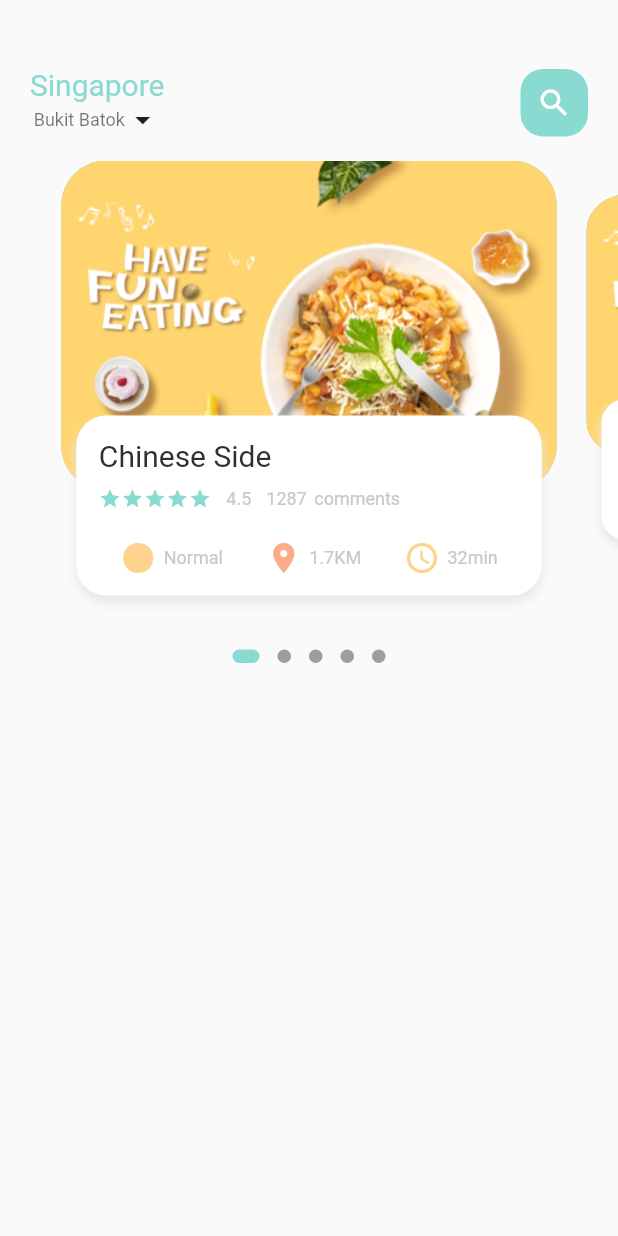
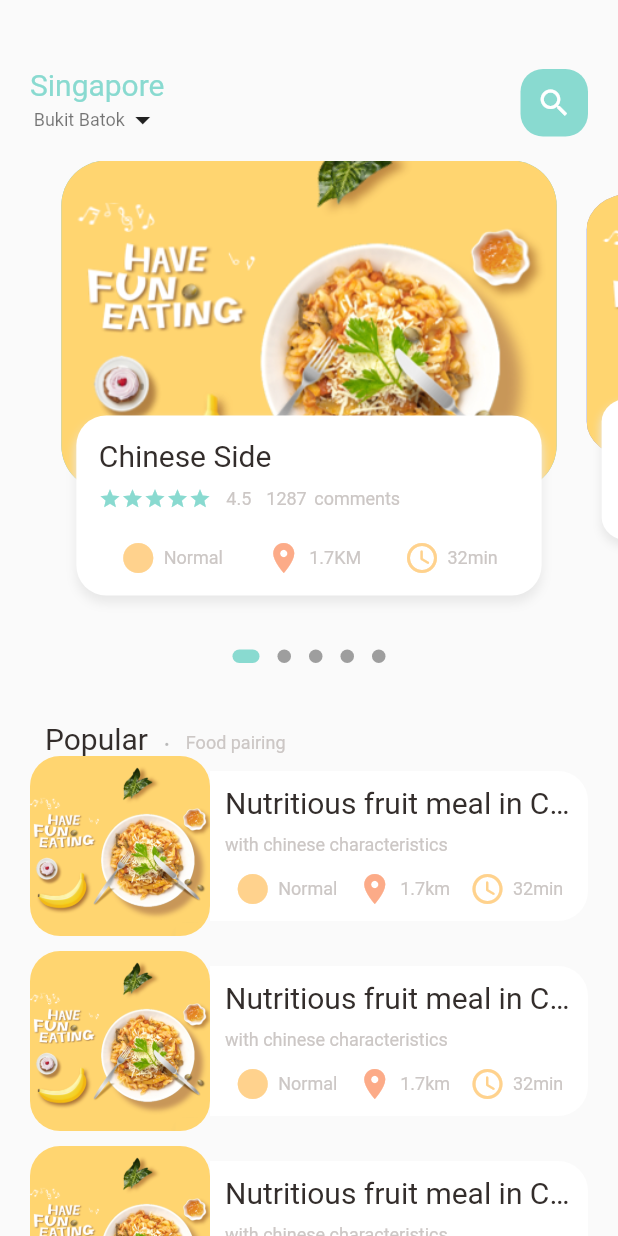
Before and after one commit to Roh00t/foodtastic, a Flutter app: the screen it shows after launch, on a phone screen of 412 x 824 dp. Run offline on Flutter 3.47's test engine with Material 2 defaults, Android fonts, the phone set to English and light mode, and no system bars; drawn by our look-alikes of dots_indicator.

Commit message:
popular food UI done

```diff
--- a/lib/main.dart
+++ b/lib/main.dart
@@ -1,5 +1,5 @@
 import 'package:flutter/material.dart';
-import 'package:foodtastic/home/main_food_page.dart';
+import 'package:foodtastic/pages/home/main_food_page.dart';
 
 void main() {
   runApp(const MyApp());
--- /dev/null
+++ b/lib/pages/food/popular_food_detail.dart
@@ -0,0 +1,40 @@
+import 'package:flutter/material.dart';
+
+class PopularFoodDetails extends StatelessWidget {
+  const PopularFoodDetails({Key key}) : super(key: key);
+
+  @override
+  Widget build(BuildContext context) {
+    return Scaffold(
+      body: Stack(
+        children: [
+          //Image
+          Positioned(
+            left: 0,
+            right: 0,
+            child: Container(
+              width: double.maxFinite,
+              height: 350,
+              decoration: BoxDecoration(
+                image: DecorationImage(
+                  fit: BoxFit.cover,
+                  image: AssetImage('assets/image/food0.png'),
+                ),
+              ),
+            ),
+          ),
+          //For Icons
+          Positioned(
+            left: 20,
+            right: 20,
+            child: Row(
+              children: [
+                //Icons
+              ],
+            ),
+          ),
+        ],
+      ),
+    );
+  }
+}
--- a/lib/home/food_page_body.dart
+++ b/lib/pages/home/food_page_body.dart
@@ -55,12 +55,119 @@ class _FoodPageBodyState extends State<FoodPageBody> {
           decorator: DotsDecorator(
             size: const Size.square(9.0),
             activeColor: AppColors.mainColor,
-
             activeSize: const Size(18.0, 9.0),
             activeShape: RoundedRectangleBorder(
                 borderRadius: BorderRadius.circular(5.0)),
           ),
         ),
+        //Popular text
+        SizedBox(
+          height: 30,
+        ),
+        Container(
+          margin: EdgeInsets.only(left: 30),
+          child: Row(
+            crossAxisAlignment: CrossAxisAlignment.end,
+            children: [
+              BigText(text: 'Popular'),
+              SizedBox(
+                width: 10,
+              ),
+              //Put a Dot
+              Container(
+                margin: const EdgeInsets.only(bottom: 3),
+                child: BigText(
+                  text: '.',
+                  color: Colors.black26,
+                ),
+              ),
+              SizedBox(
+                width: 10,
+              ),
+              //Small text
+              Container(
+                margin: const EdgeInsets.only(bottom: 2),
+                child: SmallText(text: 'Food pairing'),
+              ),
+            ],
+          ),
+        ),
+        ListView.builder(
+            shrinkWrap: true,
+            physics: NeverScrollableScrollPhysics(),
+            itemCount: 10,
+            itemBuilder: (context, index) {
+              return Container(
+                margin: EdgeInsets.only(left: 20, right: 20, bottom: 10),
+                child: Row(
+                  children: [
+                    //Image container
+                    Container(
+                      width: 120,
+                      height: 120,
+                      decoration: BoxDecoration(
+                        borderRadius: BorderRadius.circular(20),
+                        color: Colors.white38,
+                        image: DecorationImage(
+                          fit: BoxFit.cover,
+                          image: AssetImage('assets/image/food0.png'),
+                        ),
+                      ),
+                    ),
+                    //Text container
+                    Expanded(
+                      child: Container(
+                        height: 100,
+                        decoration: BoxDecoration(
+                          borderRadius: BorderRadius.only(
+                            topRight: Radius.circular(20),
+                            bottomRight: Radius.circular(20),
+                          ),
+                          color: Colors.white,
+                        ),
+                        child: Padding(
+                          padding: EdgeInsets.only(left: 10,right: 10),
+                          child: Column(
+                            crossAxisAlignment: CrossAxisAlignment.start,
+                            mainAxisAlignment: MainAxisAlignment.center,
+                            children: [
+                              BigText(text: 'Nutritious fruit meal in China'),
+                              SizedBox(height: 10,),
+                              SmallText(text: 'with chinese characteristics'),
+                              SizedBox(
+                      height: 10,
+                    ),
+                    Row(
+                      mainAxisAlignment: MainAxisAlignment.spaceAround,
+                      children: [
+                        IconAndTextWidget(
+                          icon: Icons.circle,
+                          text: 'Normal',
+                          iconColour: AppColors.iconColor1,
+                        ),
+                        IconAndTextWidget(
+                          icon: Icons.location_on,
+                          text: '1.7km',
+                          iconColour: AppColors.iconColor2,
+                        ),
+                        IconAndTextWidget(
+                          icon: Icons.access_time_rounded,
+                          text: '32min',
+                          iconColour: AppColors.iconColor1,
+                        ),
+                      ],
+                    ),
+                            ],
+                          ),
+                        ),
+                      ),
+                    ),
+                  ],
+                ),
+              );
+            },
+          ),
+
       ],
     );
   }
--- a/lib/home/main_food_page.dart
+++ b/lib/pages/home/main_food_page.dart
@@ -1,5 +1,5 @@
 import 'package:flutter/material.dart';
-import 'package:foodtastic/home/food_page_body.dart';
+import 'package:foodtastic/pages/home/food_page_body.dart';
 import 'package:foodtastic/utils/colors.dart';
 import 'package:foodtastic/widgets/big_text.dart';
 import 'package:foodtastic/widgets/small_text.dart';
@@ -28,10 +28,16 @@ class _MainFoodPageState extends State<MainFoodPage> {
                 children: [
                   Column(
                     children: [
-                      BigText(text: 'Singapore',color: AppColors.mainColor,),
+                      BigText(
+                        text: 'Singapore',
+                        color: AppColors.mainColor,
+                      ),
                       Row(
                         children: [
-                          SmallText(text: 'Bukit Batok',color: Colors.black54,),
+                          SmallText(
+                            text: 'Bukit Batok',
+                            color: Colors.black54,
+                          ),
                           Icon(Icons.arrow_drop_down_outlined),
                         ],
                       ),
@@ -54,8 +60,11 @@ class _MainFoodPageState extends State<MainFoodPage> {
               ),
             ),
           ),
-        //Showing the body
-        FoodPageBody(),
+          //Showing the body
+          Expanded(
+              child: SingleChildScrollView(
+            child: FoodPageBody(),
+          )),
         ],
       ),
     );
```
